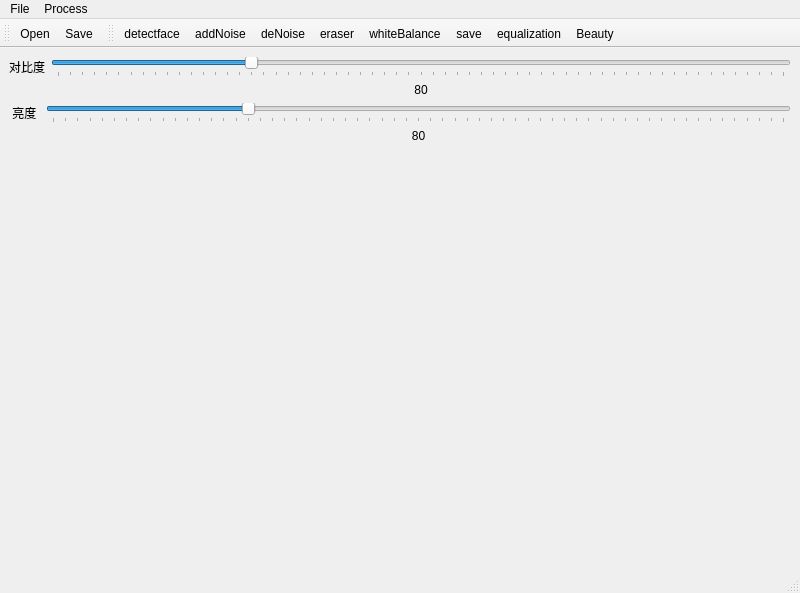
junpeiz/mini-PS, file design.ui: the form before one commit.
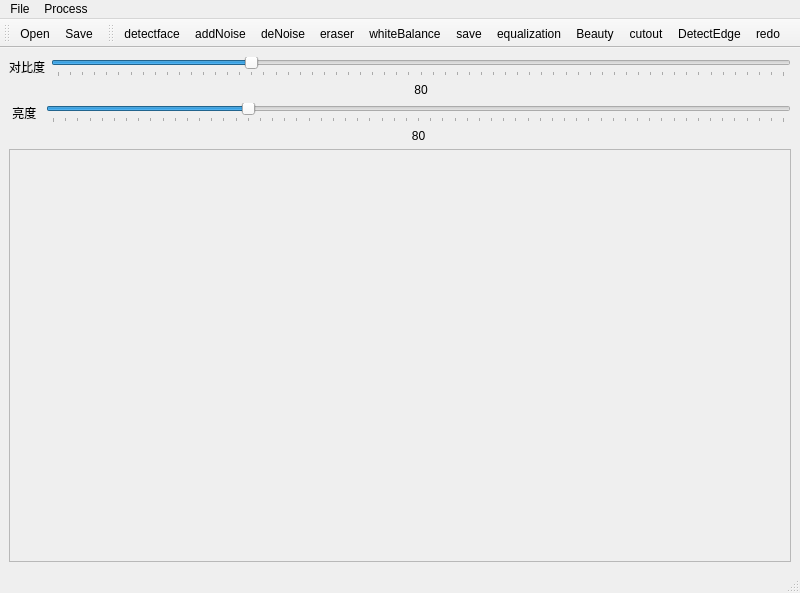
The form after the commit. Icons and pictures are not drawn.

The edit to the form file:
```diff
--- a/design.ui
+++ b/design.ui
@@ -20,10 +20,33 @@
       <property name="orientation">
        <enum>Qt::Vertical</enum>
       </property>
-      <widget class="QLabel" name="imageLabel">
-       <property name="text">
-        <string/>
+      <widget class="QScrollArea" name="scrollArea">
+       <property name="widgetResizable">
+        <bool>true</bool>
        </property>
+       <widget class="QWidget" name="scrollAreaWidgetContents">
+        <property name="geometry">
+         <rect>
+          <x>0</x>
+          <y>0</y>
+          <width>780</width>
+          <height>386</height>
+         </rect>
+        </property>
+        <widget class="QLabel" name="imageLabel">
+         <property name="geometry">
+          <rect>
+           <x>0</x>
+           <y>0</y>
+           <width>782</width>
+           <height>57</height>
+          </rect>
+         </property>
+         <property name="text">
+          <string/>
+         </property>
+        </widget>
+       </widget>
       </widget>
      </widget>
     </item>
@@ -211,6 +234,9 @@
    <addaction name="actionSave_2"/>
    <addaction name="actionEqualization"/>
    <addaction name="actionBeauty"/>
+   <addaction name="actionCutout"/>
+   <addaction name="actionDetectEdge"/>
+   <addaction name="actionRedo"/>
   </widget>
   <action name="actionOpen">
    <property name="icon">
@@ -291,6 +317,21 @@
     <string>Beauty</string>
    </property>
   </action>
+  <action name="actionCutout">
+   <property name="text">
+    <string>cutout</string>
+   </property>
+  </action>
+  <action name="actionDetectEdge">
+   <property name="text">
+    <string>DetectEdge</string>
+   </property>
+  </action>
+  <action name="actionRedo">
+   <property name="text">
+    <string>redo</string>
+   </property>
+  </action>
  </widget>
  <resources>
   <include location="imageprocessor.qrc"/>
```
Left out of the diff: 3 changed lines with no effect on the pictures.
